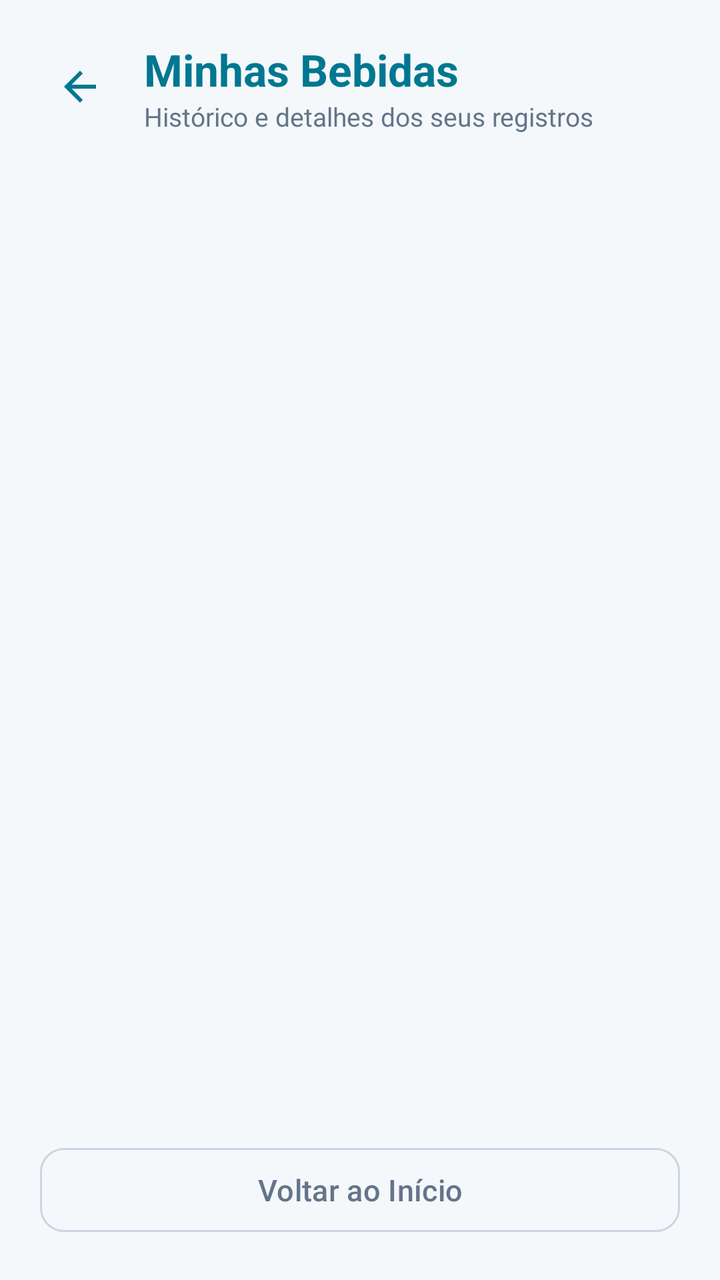
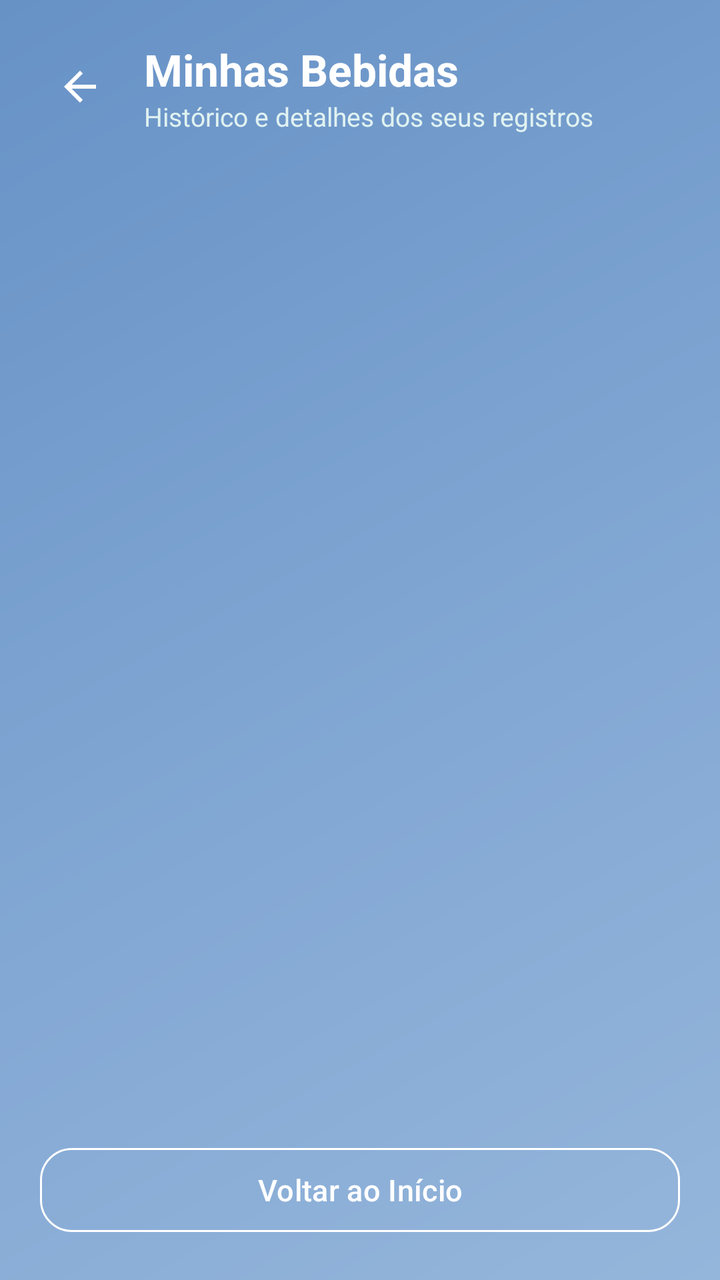

The first picture is an Android layout as it rendered before a commit; the second is the same layout after the commit. The layout source and the unified diff follow.
<!-- AndroidManifest.xml: application theme Theme.Hidratapp -->
<!-- res/layout/activity_lista.xml -->
<?xml version="1.0" encoding="utf-8"?>
<LinearLayout xmlns:android="http://schemas.android.com/apk/res/android"
    xmlns:app="http://schemas.android.com/apk/res-auto"
    android:id="@+id/main"
    android:layout_width="match_parent"
    android:layout_height="match_parent"
    android:background="@color/wellness_bg"
    android:orientation="vertical"
    android:padding="20dp">

    
    <LinearLayout
        android:layout_width="match_parent"
        android:layout_height="wrap_content"
        android:gravity="center_vertical"
        android:orientation="horizontal"
        android:layout_marginBottom="16dp">

        <ImageButton
            android:id="@+id/btnHeaderVoltar"
            android:layout_width="40dp"
            android:layout_height="40dp"
            android:background="?attr/selectableItemBackgroundBorderless"
            android:contentDescription="Voltar"
            android:src="@drawable/ic_arrow_back"
            app:tint="@color/teal_primary" />

        <LinearLayout
            android:layout_width="wrap_content"
            android:layout_height="wrap_content"
            android:layout_marginStart="12dp"
            android:orientation="vertical">

            <TextView
                android:layout_width="wrap_content"
                android:layout_height="wrap_content"
                android:text="Minhas Bebidas"
                android:textColor="@color/teal_primary"
                android:textSize="22sp"
                android:textStyle="bold" />

            <TextView
                android:layout_width="wrap_content"
                android:layout_height="wrap_content"
                android:text="Histórico e detalhes dos seus registros"
                android:textColor="@color/text_secondary"
                android:textSize="13sp" />
        </LinearLayout>
    </LinearLayout>

    <TextView
        android:id="@+id/tvEmptyState"
        android:layout_width="match_parent"
        android:layout_height="0dp"
        android:layout_weight="1"
        android:gravity="center"
        android:text="Nenhuma bebida registrada ainda.\nToque em Nova Bebida para começar."
        android:textColor="@color/text_secondary"
        android:textSize="15sp"
        android:visibility="gone" />

    <androidx.recyclerview.widget.RecyclerView
        android:id="@+id/rvBebidas"
        android:layout_width="match_parent"
        android:layout_height="0dp"
        android:layout_weight="1"
        android:clipToPadding="false"
        android:paddingBottom="8dp" />

    <com.google.android.material.button.MaterialButton
        android:id="@+id/btnVoltar"
        style="@style/Widget.Material3.Button.OutlinedButton"
        android:layout_width="match_parent"
        android:layout_height="50dp"
        android:layout_marginTop="12dp"
        android:text="Voltar ao Início"
        android:textColor="@color/text_secondary"
        android:textSize="15sp"
        app:cornerRadius="12dp"
        app:strokeColor="#CBD5E1" />

</LinearLayout>
<!-- resources referenced by this layout -->
<resources>
  <color name="teal_primary">#007791</color>
  <color name="text_secondary">#64748B</color>
  <color name="wellness_bg">#F4F8FA</color>
  <!-- drawable ic_arrow_back (drawable) -->
  <vector xmlns:android="http://schemas.android.com/apk/res/android"
      android:width="24dp"
      android:height="24dp"
      android:viewportWidth="24"
      android:viewportHeight="24">
    <path
        android:fillColor="@color/teal_primary"
        android:pathData="M20,11H7.83l5.59,-5.59L12,4l-8,8 8,8 1.41,-1.41L7.83,13H20v-2z"/>
  </vector>
  <style name="Theme.Hidratapp" parent="Base.Theme.Hidratapp" />
  <style name="Base.Theme.Hidratapp" parent="Theme.Material3.DayNight.NoActionBar">
          <item name="colorPrimary">@color/teal_primary</item>
          <item name="colorOnPrimary">@color/white</item>
          <item name="colorPrimaryContainer">@color/teal_light</item>
          <item name="colorSecondary">@color/teal_accent</item>
          <item name="android:colorBackground">@color/wellness_bg</item>
          <item name="colorSurface">@color/wellness_card_bg</item>
      </style>
  <color name="white">#FFFFFFFF</color>
  <color name="teal_light">#E0F2F1</color>
  <color name="teal_accent">#0097A7</color>
  <color name="wellness_card_bg">#FFFFFF</color>
</resources>

<!-- the commit's change to res/layout/activity_lista.xml (unified diff, before → after) -->
@@ -4,7 +4,7 @@
     android:id="@+id/main"
     android:layout_width="match_parent"
     android:layout_height="match_parent"
-    android:background="@color/wellness_bg"
+    android:background="@drawable/bg_wizard_gradient"
     android:orientation="vertical"
     android:padding="20dp">
 
@@ -23,7 +23,7 @@
             android:background="?attr/selectableItemBackgroundBorderless"
             android:contentDescription="Voltar"
             android:src="@drawable/ic_arrow_back"
-            app:tint="@color/teal_primary" />
+            app:tint="@color/white" />
 
         <LinearLayout
             android:layout_width="wrap_content"
@@ -35,7 +35,7 @@
                 android:layout_width="wrap_content"
                 android:layout_height="wrap_content"
                 android:text="Minhas Bebidas"
-                android:textColor="@color/teal_primary"
+                android:textColor="@color/white"
                 android:textSize="22sp"
                 android:textStyle="bold" />
 
@@ -43,7 +43,7 @@
                 android:layout_width="wrap_content"
                 android:layout_height="wrap_content"
                 android:text="Histórico e detalhes dos seus registros"
-                android:textColor="@color/text_secondary"
+                android:textColor="#E0F2F1"
                 android:textSize="13sp" />
         </LinearLayout>
     </LinearLayout>
@@ -54,8 +54,8 @@
         android:layout_height="0dp"
         android:layout_weight="1"
         android:gravity="center"
-        android:text="Nenhuma bebida registrada ainda.\nToque em Nova Bebida para começar."
-        android:textColor="@color/text_secondary"
+        android:text="Nenhuma bebida registrada ainda.\nToque em Adicionar bebida para começar."
+        android:textColor="#E0F2F1"
         android:textSize="15sp"
         android:visibility="gone" />
 
@@ -74,9 +74,9 @@
         android:layout_height="50dp"
         android:layout_marginTop="12dp"
         android:text="Voltar ao Início"
-        android:textColor="@color/text_secondary"
+        android:textColor="@color/white"
         android:textSize="15sp"
-        app:cornerRadius="12dp"
-        app:strokeColor="#CBD5E1" />
+        app:cornerRadius="16dp"
+        app:strokeColor="@color/white" />
 
 </LinearLayout>
<!-- resource entries referenced after the edit -->
@@ -1,8 +1,7 @@
 <!-- resources referenced by this layout -->
 <resources>
-  <color name="teal_primary">#007791</color>
-  <color name="text_secondary">#64748B</color>
-  <color name="wellness_bg">#F4F8FA</color>
+  <color name="teal_primary">#568FE0</color>
+  <color name="wellness_bg">#EAF5FF</color>
   <!-- drawable ic_arrow_back (drawable) -->
   <vector xmlns:android="http://schemas.android.com/apk/res/android"
       android:width="24dp"
@@ -23,8 +22,18 @@
           <item name="colorSurface">@color/wellness_card_bg</item>
       </style>
   <color name="white">#FFFFFFFF</color>
-  <color name="teal_light">#E0F2F1</color>
-  <color name="teal_accent">#0097A7</color>
+  <!-- drawable bg_wizard_gradient (drawable) -->
+  <?xml version="1.0" encoding="utf-8"?>
+  <shape xmlns:android="http://schemas.android.com/apk/res/android">
+      <gradient
+          android:angle="135"
+          android:startColor="#95b6db"
+          android:centerColor="#7fa5d2"
+          android:endColor="#6792c6"
+          android:type="linear" />
+  </shape>
+  <color name="teal_light">#EAF5FF</color>
+  <color name="teal_accent">#B8DCFA</color>
   <color name="wellness_card_bg">#FFFFFF</color>
 </resources>
 
